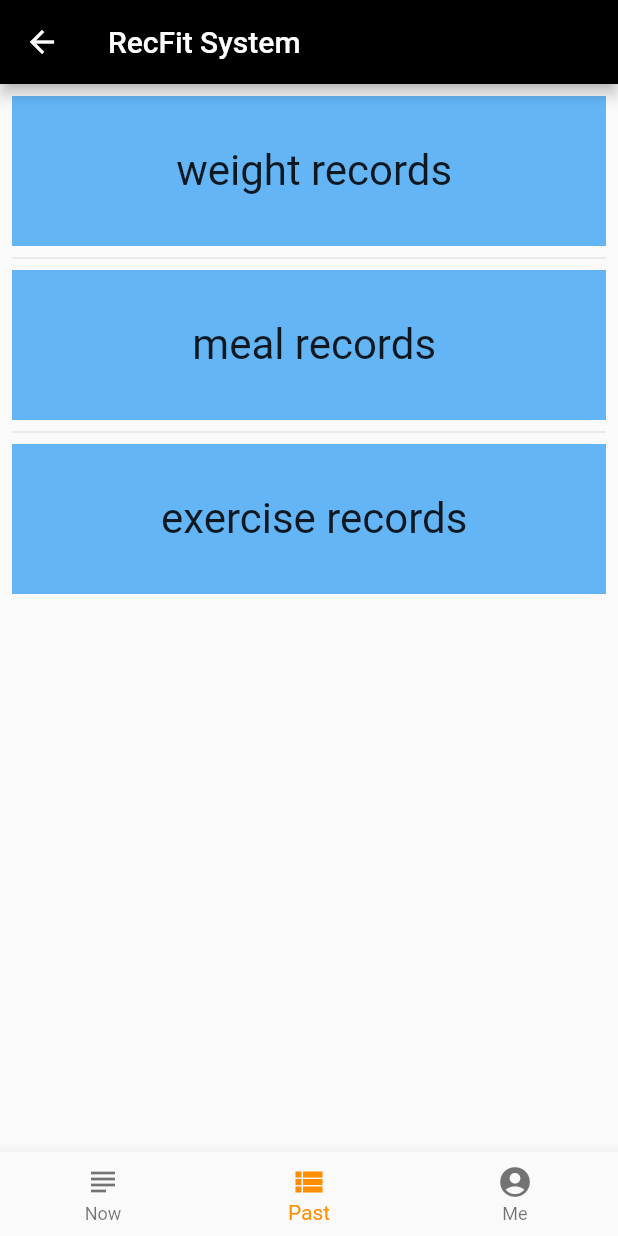
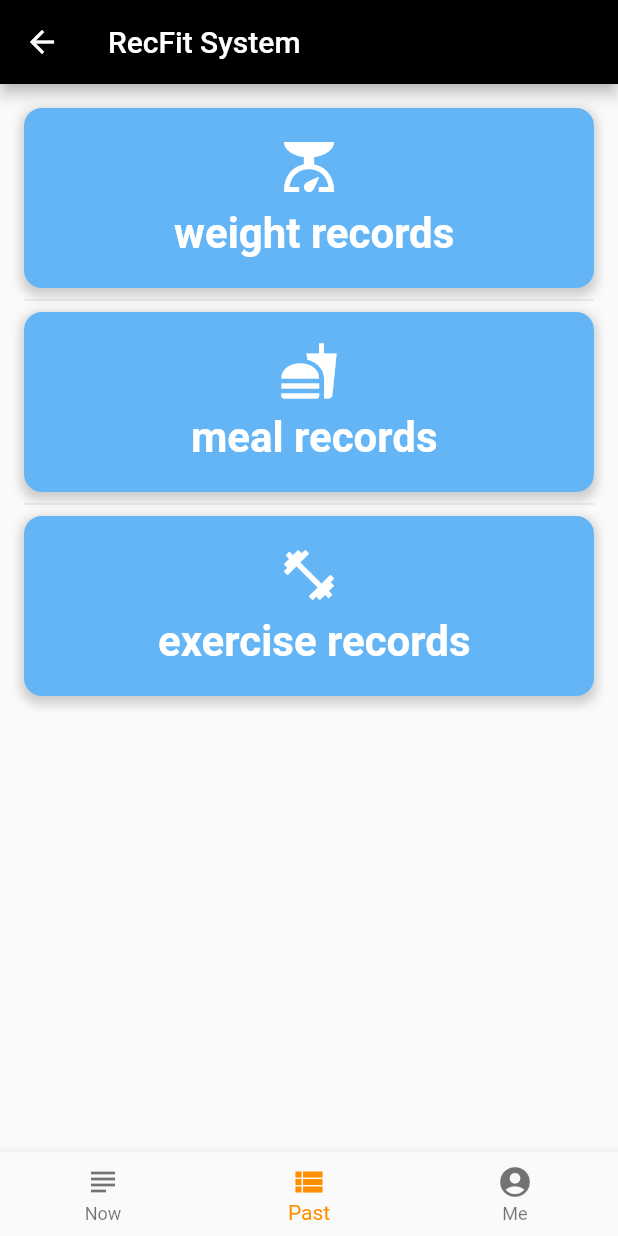
Before and after one commit to urwin419/7506GroupProject, a Flutter app: the MyStatefulWidget screen opened by its route, item 2 of the bottom bar chosen, on a phone screen of 412 x 824 dp. Run offline on Flutter 3.47's test engine with Material 2 defaults, Android fonts, the light colour scheme and no system bars; our stand-ins replace flutter_vector_icons; missing offline and left inert: number_text_input_formatter.

Commit message:
update UI

```diff
--- a/MobileClient/lib/main.dart
+++ b/MobileClient/lib/main.dart
@@ -11,10 +11,11 @@ import 'weightrecord.dart';
 import 'package:http/http.dart' as http;
 import 'package:group_project/dialogs.dart';
 import 'recview.dart';
+import 'package:flutter_vector_icons/flutter_vector_icons.dart';
 
 void main() => runApp(const MyApp());
 
-const serverUrl = '10.0.2.2:5000';
+const serverUrl = 'localhost:5000';
 const List<String> meals = <String>["Breakfast", "Lunch", "Dinner"];
 const List<String> exes = <String>["Jogging", "Crunches", "Push-ups"];
 var token = '';
@@ -556,19 +557,47 @@ class _MyStatefulWidgetState extends State<MyStatefulWidget> {
 
   Widget _record() {
     return ListView.separated(
-      padding: const EdgeInsets.all(8),
+      padding: const EdgeInsets.all(16),
       itemCount: entries1.length,
       itemBuilder: (BuildContext context, int index) {
         return GestureDetector(
           child: Container(
-              alignment: Alignment.center,
+            decoration: BoxDecoration(
               color: Colors.blue[300],
-              width: 200.0,
-              height: 100.0,
-              child: Text(
+              borderRadius: BorderRadius.circular(12),
+              boxShadow: [
+                BoxShadow(
+                  color: Colors.grey.withOpacity(0.5),
+                  spreadRadius: 2,
+                  blurRadius: 5,
+                  offset: const Offset(0, 3),
+                )
+              ],
+            ),
+            width: double.infinity,
+            height: 120.0,
+            child: Center(
+              child: Column(
+                mainAxisAlignment: MainAxisAlignment.center,
+                children: [
+                  const Icon(
+                    Feather.plus_circle,
+                    color: Colors.white,
+                    size: 40.0,
+                  ),
+                  const SizedBox(
+                    height: 8.0,
+                  ),
+                  Text(
                     ' ${entries1[index]}',
                     textScaleFactor: 2,
-                style: const TextStyle(color: Colors.black),
+                    style: const TextStyle(
+                      color: Colors.white,
+                      fontWeight: FontWeight.bold,
+                    ),
+                  ),
+                ],
+              ),
             ),
           ),
           onTap: () {
@@ -584,29 +613,37 @@ class _MyStatefulWidgetState extends State<MyStatefulWidget> {
                 exedialog(context, selectedexe, exes);
                 break;
             }
-            });
           },
-      separatorBuilder: (BuildContext context, int index) => const Divider(),
+        );
+      },
+      separatorBuilder: (BuildContext context, int index) => const SizedBox(
+        height: 16,
+      ),
     );
   }
 
+
   Widget _past() {
     return ListView.separated(
-      padding: const EdgeInsets.all(8),
+      padding: const EdgeInsets.all(16),
       itemCount: entries2.length,
       itemBuilder: (BuildContext context, int index) {
+        IconData icon;
+        switch(entries2[index]) {
+          case 'weight records':
+            icon = Icons.scale;
+            break;
+          case 'meal records':
+            icon = Icons.fastfood;
+            break;
+          case 'exercise records':
+            icon = Icons.fitness_center;
+            break;
+          default:
+            icon = Icons.category;
+            break;
+        }
         return GestureDetector(
-            child: Container(
-              alignment: Alignment.center,
-              width: 200.0,
-              height: 100.0,
-              color: Colors.blue[300],
-              child: Center(
-                  child: Text(
-                ' ${entries2[index]}',
-                textScaleFactor: 2,
-              )),
-            ),
           onTap: () {
             updateText(entries2[index]);
             switch (_operation) {
@@ -629,27 +666,83 @@ class _MyStatefulWidgetState extends State<MyStatefulWidget> {
                 );
                 break;
             }
-            });
+          },
+          child: Container(
+            width: 200.0,
+            height: 120.0,
+            decoration: BoxDecoration(
+              color: Colors.blue[300],
+              borderRadius: BorderRadius.circular(12.0),
+              boxShadow: [
+                BoxShadow(
+                  color: Colors.grey.withOpacity(0.5),
+                  spreadRadius: 2,
+                  blurRadius: 5,
+                  offset: const Offset(0, 3),
+                ),
+              ],
+            ),
+            child: Column(
+              mainAxisAlignment: MainAxisAlignment.center,
+              children: [
+                Icon(
+                  icon,
+                  color: Colors.white,
+                  size: 40.0,
+                ),
+                const SizedBox(
+                  height: 8.0,
+                ),
+                Text(
+                  ' ${entries2[index]}',
+                  textScaleFactor: 2,
+                  style: const TextStyle(
+                    color: Colors.white,
+                    fontWeight: FontWeight.bold,
+                  ),
+                ),
+              ],
+            ),
+          ),
+        );
       },
       separatorBuilder: (BuildContext context, int index) => const Divider(),
     );
   }
 
+
+
+
   Widget _profile() {
     return ListView.separated(
-      padding: const EdgeInsets.all(8),
+      padding: const EdgeInsets.all(16),
       itemCount: entries3.length,
       itemBuilder: (BuildContext context, int index) {
         return Container(
-          alignment: Alignment.center,
           width: 200.0,
-          height: 100.0,
+          height: 120.0,
+          decoration: BoxDecoration(
             color: Colors.blue[300],
+            borderRadius: BorderRadius.circular(12.0),
+            boxShadow: [
+              BoxShadow(
+                color: Colors.grey.withOpacity(0.5),
+                spreadRadius: 2,
+                blurRadius: 5,
+                offset: const Offset(0, 3),
+              ),
+            ],
+          ),
           child: Center(
             child: Text(
               ' ${entries3[index]}',
               textScaleFactor: 2,
-          )),
+              style: const TextStyle(
+                color: Colors.white,
+                fontWeight: FontWeight.bold,
+              ),
+            ),
+          ),
         );
       },
       separatorBuilder: (BuildContext context, int index) => const Divider(),
--- a/MobileClient/pubspec.yaml
+++ b/MobileClient/pubspec.yaml
@@ -11,6 +11,7 @@ dependencies:
   simple_animations: ^5.0.0+3
   flutter:
     sdk: flutter
+  flutter_vector_icons: ^1.0.0
   flutter_easyloading: ^3.0.5
   http: ^0.13.5
   intl: ^0.18.0
```
Also changed, not shown: MobileClient/pubspec.lock, 1 other file. Lines whose indentation alone changed are shown as unchanged.
